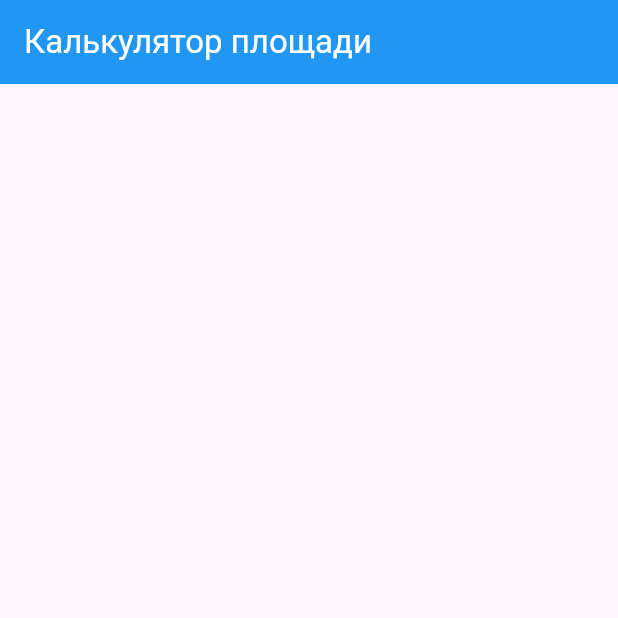
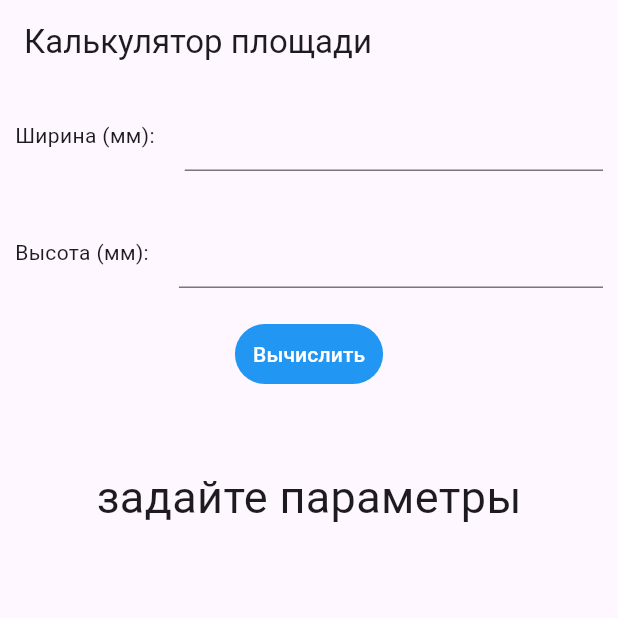
Before and after one commit to PavelMOt/PI2101_Motorygin, a Flutter app: the screen it shows after launch, on a phone screen of 412 x 824 dp, the top half of it. Run offline on Flutter 3.47's test engine with Material 3 defaults, Android fonts, the phone set to English and light mode, and no system bars.

Commit message:
add form

```diff
--- a/flutter_application_6/lib/main.dart
+++ b/flutter_application_6/lib/main.dart
@@ -1,29 +1,64 @@
 import 'package:flutter/material.dart';
 
-class MyForm extends StatefulWidget {
-  const MyForm({Key? key}) : super(key: key);
-
+class MyCalulateArea extends StatefulWidget {
   @override
-  State<StatefulWidget> createState() => MyFormState();
+  State<StatefulWidget> createState() => MyCalulateAreaState();
 }
 
-class MyFormState extends State {
+class MyCalulateAreaState extends State<MyCalulateArea> {
   final _formKey = GlobalKey<FormState>();
+  int? _width;
+  int? _height;
+  int? _area;
 
-  @override
   Widget build(BuildContext context) {
-    return Form(key: _formKey, child: Column());
+    return Form(
+        key: _formKey,
+        child: Column(children: [
+          Row(children: [
+            Container(
+                padding: EdgeInsets.all(10.0), child: Text('Ширина (мм):')),
+            Expanded(
+                child: Container(
+                    padding: EdgeInsets.all(10.0),
+                    child: TextFormField(validator: (value) {
+                      if (value!.isEmpty) return 'Задайте Ширину';
+                    }))),
+          ]),
+          SizedBox(height: 10.0),
+          Row(children: <Widget>[
+            Container(
+                padding: EdgeInsets.all(10.0), child: Text('Высота (мм):')),
+            Expanded(
+                child: Container(
+                    padding: EdgeInsets.all(10.0),
+                    child: TextFormField(validator: (value) {
+                      if (value!.isEmpty) return 'Задайте Высоту';
+                    }))),
+          ]),
+          SizedBox(height: 10.0),
+          TextButton(
+              onPressed: () {},
+              style: TextButton.styleFrom(
+                backgroundColor: Colors.blue,
+              ),
+              child: const Text(
+                'Вычислить',
+                style: TextStyle(color: Colors.white),
+              )),
+          SizedBox(height: 50.0),
+          Text(
+            _area == null
+                ? 'задайте параметры'
+                : 'S = $_width * $_height = ${_area} (мм2)',
+            style: TextStyle(fontSize: 30.0),
+          )
+        ]));
   }
 }
 
 void main() => runApp(MaterialApp(
     debugShowCheckedModeBanner: false,
     home: Scaffold(
-        appBar: AppBar(
-          title: const Text(
-            'Калькулятор площади',
-            style: TextStyle(color: Colors.white),
-          ),
-          backgroundColor: Colors.blue,
-        ),
-        body: const MyForm())));
+        appBar: AppBar(title: Text('Калькулятор площади')),
+        body: MyCalulateArea())));
```
